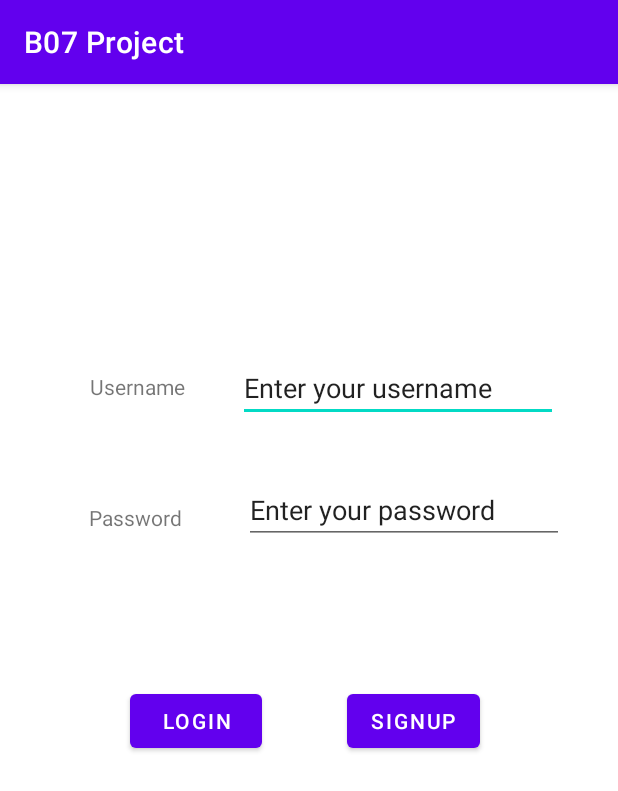
After one commit to Ansel-Hong/B07-Android-Project, an Android app: the LoginPage screen opened directly, with no data from a screen before it, on a phone screen of 412 x 824 dp. The commit adds this screen. Shown: the top 791 px of the screen. Run offline under Robolectric (Android 15) with nearby library versions, the phone set to English and light mode, and no system bars.

Commit message:
Added LoginPage and navigation from login button to login page commented out code with compile time errors

```diff
--- a/app/src/main/AndroidManifest.xml
+++ b/app/src/main/AndroidManifest.xml
@@ -9,6 +9,7 @@
         android:roundIcon="@mipmap/ic_launcher_round"
         android:supportsRtl="true"
         android:theme="@style/Theme.B07Project">
+        <activity android:name=".LoginPage"></activity>
         <activity android:name=".MainActivity">
             <intent-filter>
                 <action android:name="android.intent.action.MAIN" />
--- /dev/null
+++ b/app/src/main/java/com/example/b07project/LoginPage.java
@@ -0,0 +1,15 @@
+package com.example.b07project;
+
+import androidx.appcompat.app.AppCompatActivity;
+
+import android.os.Bundle;
+import android.view.View;
+
+public class LoginPage extends AppCompatActivity {
+
+    @Override
+    protected void onCreate(Bundle savedInstanceState) {
+        super.onCreate(savedInstanceState);
+        setContentView(R.layout.activity_login_page);
+    }
+}
--- /dev/null
+++ b/app/src/main/res/layout/activity_login_page.xml
@@ -0,0 +1,82 @@
+<?xml version="1.0" encoding="utf-8"?>
+<androidx.constraintlayout.widget.ConstraintLayout xmlns:android="http://schemas.android.com/apk/res/android"
+    xmlns:app="http://schemas.android.com/apk/res-auto"
+    xmlns:tools="http://schemas.android.com/tools"
+    android:layout_width="match_parent"
+    android:layout_height="match_parent"
+    tools:context=".LoginPage">
+
+    <EditText
+        android:id="@+id/editTextTextPersonName"
+        android:layout_width="wrap_content"
+        android:layout_height="wrap_content"
+        android:layout_marginTop="180dp"
+        android:ems="10"
+        android:inputType="textPersonName"
+        android:text="Enter your username"
+        app:layout_constraintEnd_toEndOf="parent"
+        app:layout_constraintHorizontal_bias="0.469"
+        app:layout_constraintStart_toEndOf="@+id/textView"
+        app:layout_constraintTop_toTopOf="parent" />
+
+    <EditText
+        android:id="@+id/editTextTextPersonName2"
+        android:layout_width="wrap_content"
+        android:layout_height="wrap_content"
+        android:layout_marginTop="36dp"
+        android:layout_marginEnd="36dp"
+        android:layout_marginRight="36dp"
+        android:ems="10"
+        android:inputType="textPersonName"
+        android:text="Enter your password"
+        app:layout_constraintEnd_toEndOf="parent"
+        app:layout_constraintTop_toBottomOf="@+id/editTextTextPersonName" />
+
+    <TextView
+        android:id="@+id/textView"
+        android:layout_width="wrap_content"
+        android:layout_height="wrap_content"
+        android:layout_marginStart="60dp"
+        android:layout_marginLeft="60dp"
+        android:layout_marginTop="192dp"
+        android:text="Username"
+        app:layout_constraintStart_toStartOf="parent"
+        app:layout_constraintTop_toTopOf="parent" />
+
+    <TextView
+        android:id="@+id/textView2"
+        android:layout_width="wrap_content"
+        android:layout_height="wrap_content"
+        android:layout_marginStart="44dp"
+        android:layout_marginLeft="44dp"
+        android:layout_marginTop="68dp"
+        android:text="Password"
+        app:layout_constraintEnd_toStartOf="@+id/editTextTextPersonName2"
+        app:layout_constraintHorizontal_bias="0.266"
+        app:layout_constraintStart_toStartOf="parent"
+        app:layout_constraintTop_toBottomOf="@+id/textView" />
+
+    <Button
+        android:id="@+id/button2"
+        android:layout_width="wrap_content"
+        android:layout_height="wrap_content"
+        android:text="Login"
+        app:layout_constraintBottom_toBottomOf="parent"
+        app:layout_constraintEnd_toStartOf="@+id/button3"
+        app:layout_constraintHorizontal_bias="0.605"
+        app:layout_constraintStart_toStartOf="parent"
+        app:layout_constraintTop_toBottomOf="@+id/textView2"
+        app:layout_constraintVertical_bias="0.242" />
+
+    <Button
+        android:id="@+id/button3"
+        android:layout_width="wrap_content"
+        android:layout_height="wrap_content"
+        android:layout_marginEnd="92dp"
+        android:layout_marginRight="92dp"
+        android:text="Signup"
+        app:layout_constraintBottom_toBottomOf="parent"
+        app:layout_constraintEnd_toEndOf="parent"
+        app:layout_constraintTop_toBottomOf="@+id/editTextTextPersonName2"
+        app:layout_constraintVertical_bias="0.228" />
+</androidx.constraintlayout.widget.ConstraintLayout>
--- a/app/src/main/res/layout/activity_main.xml
+++ b/app/src/main/res/layout/activity_main.xml
@@ -20,6 +20,7 @@
         android:layout_width="88dp"
         android:layout_height="0dp"
         android:layout_marginTop="24dp"
+        android:onClick="goToLoginPage"
         android:text="Login"
         app:layout_constraintEnd_toEndOf="parent"
         app:layout_constraintHorizontal_bias="0.95"
```
Also changed, not shown: app/src/main/java/com/example/b07project/Doctor.java (+75 -75 lines), app/src/main/java/com/example/b07project/MainActivity.java (+9 -1 lines), app/src/main/java/com/example/b07project/Patient.java (+13 -13 lines).
